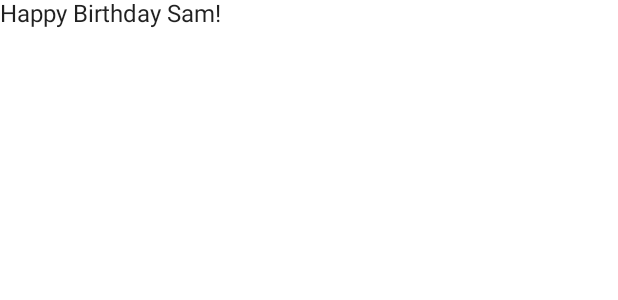
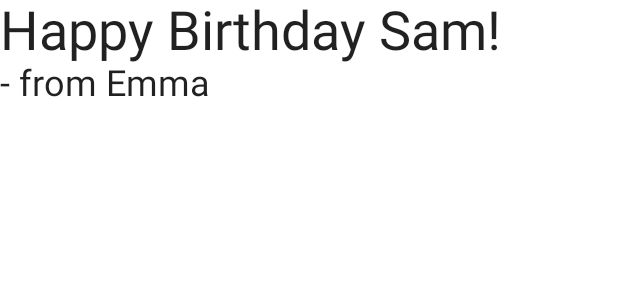
Before and after one commit to jonathanzho/TestJetpackCompose, an Android app built with Jetpack Compose: the @Preview function BirthdayCardPreview, on a phone screen of 412 x 824 dp. Shown: the top 300 px of the screen. Run offline under Robolectric (Android 15) with nearby library versions, the phone set to English and light mode, and no system bars.

Commit message:
Column display of 2 texts: message and from.

```diff
--- a/app/src/main/java/com/example/jonathan/testjetpackcompose/MainActivity.kt
+++ b/app/src/main/java/com/example/jonathan/testjetpackcompose/MainActivity.kt
@@ -3,6 +3,7 @@ package com.example.jonathan.testjetpackcompose
 import android.os.Bundle
 import androidx.activity.ComponentActivity
 import androidx.activity.compose.setContent
+import androidx.compose.foundation.layout.Column
 import androidx.compose.foundation.layout.fillMaxSize
 import androidx.compose.material.MaterialTheme
 import androidx.compose.material.Surface
@@ -10,6 +11,7 @@ import androidx.compose.material.Text
 import androidx.compose.runtime.Composable
 import androidx.compose.ui.Modifier
 import androidx.compose.ui.tooling.preview.Preview
+import androidx.compose.ui.unit.sp
 import com.example.jonathan.testjetpackcompose.ui.theme.HappyBirthdayTheme
 
 class MainActivity : ComponentActivity() {
@@ -22,7 +24,7 @@ class MainActivity : ComponentActivity() {
                     modifier = Modifier.fillMaxSize(),
                     color = MaterialTheme.colors.background
                 ) {
-                    BirthdayGreetingWithText("Happy Birthday Sam!")
+                    BirthdayGreetingWithText("Happy Birthday Sam!", "- from Emma")
                 }
             }
         }
@@ -30,16 +32,24 @@ class MainActivity : ComponentActivity() {
 }
 
 @Composable
-fun BirthdayGreetingWithText(message: String) {
-    Text(
-        text = message
-    )
+fun BirthdayGreetingWithText(message: String, from: String) {
+    Column {
+        Text(
+            text = message,
+            fontSize = 36.sp
+        )
+
+        Text(
+            text = from,
+            fontSize = 24.sp
+        )
+    }
 }
 
 @Preview(showBackground = true)
 @Composable
 fun BirthdayCardPreview() {
     HappyBirthdayTheme {
-        BirthdayGreetingWithText("Happy Birthday Sam!")
+        BirthdayGreetingWithText("Happy Birthday Sam!", "- from Emma")
     }
 }
```
